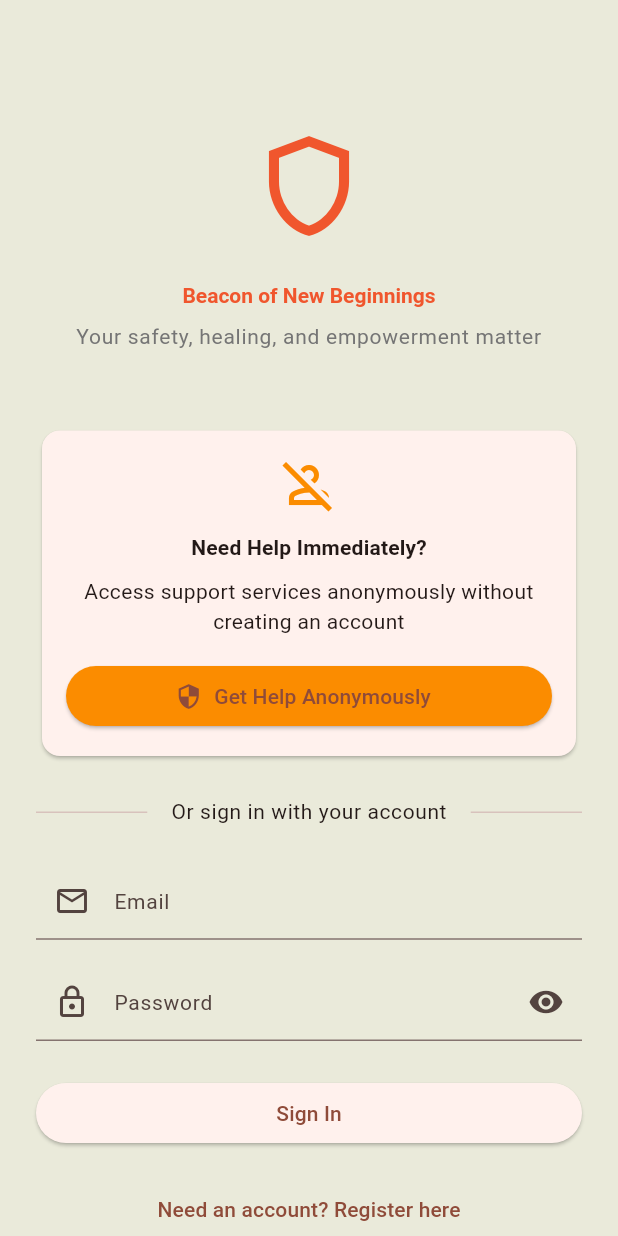
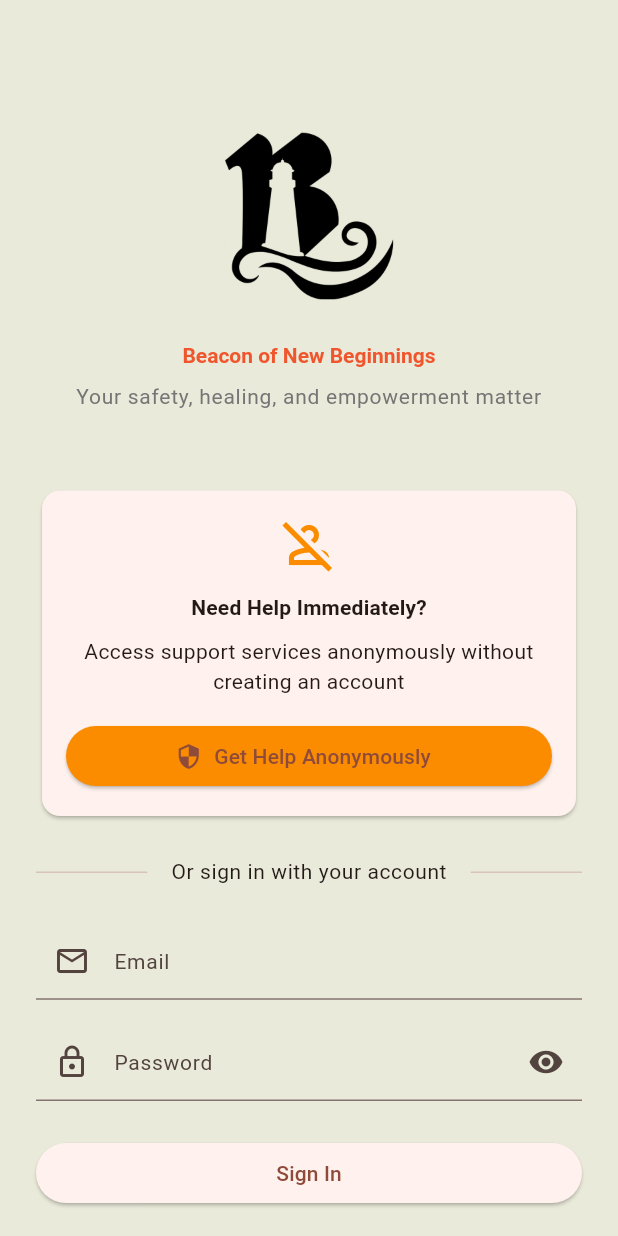
Before and after one commit to uniqename/beacon-app, a Flutter app: the LoginScreen screen opened directly, on a phone screen of 412 x 824 dp. Run offline on Flutter 3.47's test engine with Material 3 defaults, Android fonts, the phone set to English and light mode, and no system bars; our stand-ins replace file_picker, firebase_core, geocoding, geolocator, shared_preferences, sqflite; missing offline and left inert: encrypt; accounts and stored records are empty; generated files the repository leaves out were written again.

Commit message:
Add Beacon logo to login screen and app assets
- Added beacon_logo.png to assets/images/
- Updated login screen to display actual Beacon lighthouse logo instead of generic icon
- Logo appears prominently on login screen before user signs in
- Provides better brand visibility and recognition throughout the app

🤖 Generated with [Claude Code](https://claude.com/claude-code)

Co-Authored-By: Claude <noreply@anthropic.com>

```diff
--- a/lib/views/auth/login_screen.dart
+++ b/lib/views/auth/login_screen.dart
@@ -110,10 +110,10 @@ class _LoginScreenState extends State<LoginScreen> {
               const SizedBox(height: 60),
 
               // Logo and title
-              Icon(
-                Icons.shield_outlined,
-                size: 80,
-                color: Theme.of(context).primaryColor,
+              Image.asset(
+                'assets/images/beacon_logo.png',
+                height: 120,
+                width: 120,
               ),
               const SizedBox(height: 24),
 
```
Also changed, not shown: assets/images/beacon_logo.png, 2 other files.
